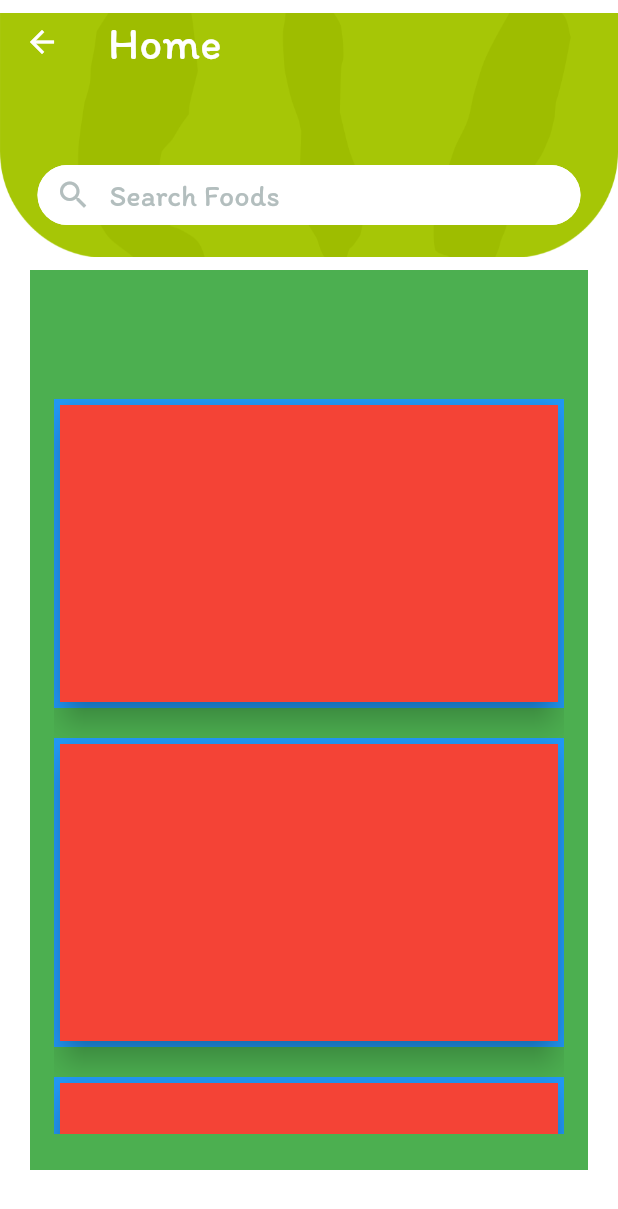
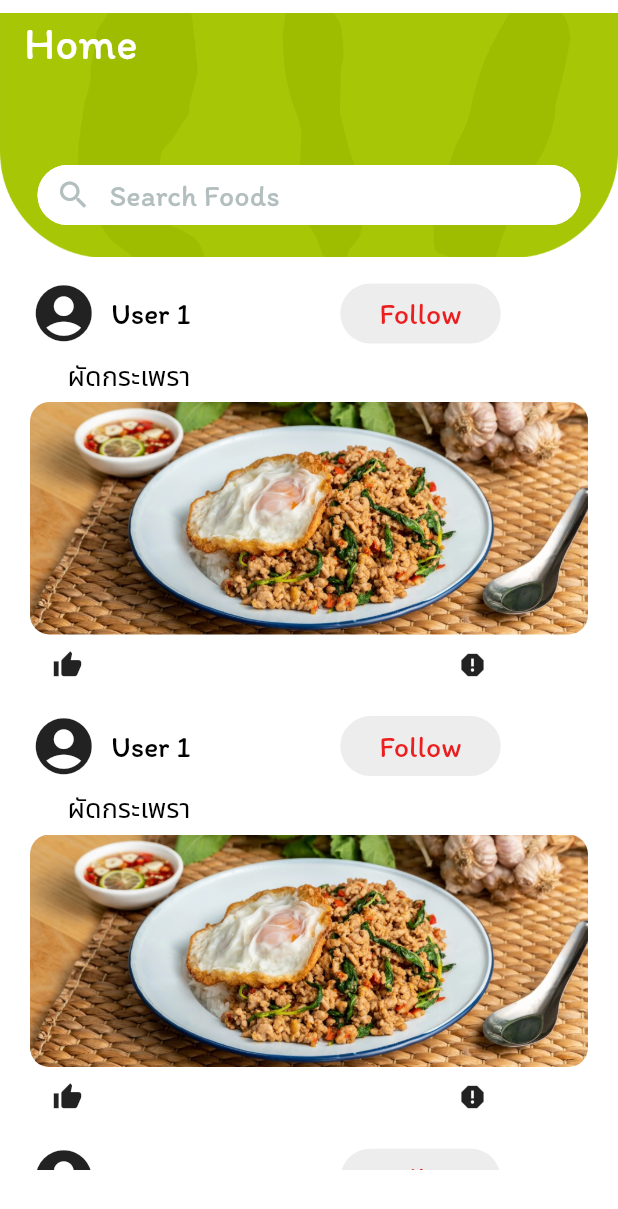
Before and after one commit to CprE-KMUTNB/GinRaiDee, a Flutter app: the homeScreen screen opened directly, on a phone screen of 412 x 824 dp. Shown: the top 1209 px of the screen. Run offline on Flutter 3.47's test engine with Material 2 defaults, Android fonts, the light colour scheme and no system bars; our stand-ins replace drop_shadow, get, google_fonts, ionicons.

Commit message:
homeScreen2

```diff
--- a/Frontend/ginraid/lib/Screens/HomeScreen/homeScreen.dart
+++ b/Frontend/ginraid/lib/Screens/HomeScreen/homeScreen.dart
@@ -2,7 +2,9 @@
 
 import 'package:flutter/material.dart';
 import 'package:drop_shadow/drop_shadow.dart';
+import 'package:flutter/services.dart';
 import 'package:ginraid/Screens/HomeScreen/bgHome1.dart';
+import 'package:ginraid/Screens/HomeScreen/post.dart';
 
 class homeScreen extends StatefulWidget {
   static const routeName = '/';
@@ -50,6 +52,7 @@ class _homeScreenState extends State<homeScreen> {
       body: Stack(
         children: [
           bgHome1().buildBackground(screenWidth, screenHeight),
+
           //search
           Container(
             alignment: Alignment.center,
@@ -92,49 +95,30 @@ class _homeScreenState extends State<homeScreen> {
             ),
           ),
 
-          //post
-          SingleChildScrollView(
-            child: Container(
-              margin: EdgeInsets.only(top: 180, left: 20, right: 20),
-              // color: Colors.amber,
-              height: MediaQuery.of(context).size.height,
-              child: Column(
-                children: <Widget>[
-                  Container(
-                    child: Container(
-                      color: Colors.green,
-                      padding: EdgeInsets.fromLTRB(16, 10, 16, 24),
-                      // (horizontal: 16.0, vertical: 24.0),
-                      height: 600,
-                      child: ListView.builder(
-                        itemCount: 10,
-                        itemBuilder: (context, index) {
-                          return Container(
-                            margin: EdgeInsets.only(top: 20),
-                            color: Colors.blue,
-                            height: MediaQuery.of(context).size.width * 0.5,
-                            child: Card(
-                              color: Colors.deepPurpleAccent,
-                              shape: RoundedRectangleBorder(
-                                borderRadius: BorderRadius.circular(12.0),
-                              ),
-                              elevation: 8,
-                              child: Container(
-                                color: Colors.red,
-                                child: Center(),
-                              ),
-                            ),
-                          );
-                        },
-                      ),
-                    ),
+          //กล่องใหญ่ไว้ใส่ card
+          Container(
+            margin: EdgeInsets.only(top: 180, left: 15, right: 15),
+            height: 600,
+            width: 500,
+            // color: Colors.blueAccent,
+            child: SingleChildScrollView(
+              child: Column(children: <Widget>[
+
+                //1post
+                post(context),
+                post(context),
+                post(context),
+              ]
+
+                  //post
+
                   ),
-                ],
-              ),
             ),
           ),
         ],
       ),
     );
   }
+
+
 }
--- /dev/null
+++ b/Frontend/ginraid/lib/Screens/HomeScreen/post.dart
@@ -0,0 +1,132 @@
+// ignore_for_file: prefer_const_constructors
+
+import 'package:flutter/material.dart';
+import 'package:ginraid/Screens/HomeScreen/homeScreen2.dart';
+
+Container post(BuildContext context) {
+  return Container(
+    padding: EdgeInsets.symmetric(horizontal: 1.0, vertical: 1.0),
+    height: MediaQuery.of(context).size.height * 0.35,
+    width: MediaQuery.of(context).size.width,
+    child: Card(
+      // color: Colors.amber,
+      // ignore: sort_child_properties_last
+      child: Column(
+        children: [
+          Row(
+            children: [
+              //รูปโปร
+              Container(
+                child: Icon(
+                  Icons.account_circle,
+                  size: 45.0,
+                ),
+              ),
+              //ชื่อ
+              Container(
+                child: Text(
+                  '  User 1',
+                  style: TextStyle(
+                    fontSize: 20.0,
+                    fontFamily: "Itim",
+                    color: Colors.black,
+                  ),
+                ),
+              ),
+              SizedBox(width: 100.0),
+
+              //followbut
+              Container(
+                // color: Colors.black,
+                // alignment: Alignment.topRight,
+                // // margin: EdgeInsets.only(top: 30),
+                child: TextButton(
+                  style: TextButton.styleFrom(
+                    shape: RoundedRectangleBorder(
+                      borderRadius: BorderRadius.circular(30),
+                    ),
+                    backgroundColor: Color.fromARGB(255, 237, 237, 237),
+                  ),
+                  onPressed: () {},
+                  child: const Text(
+                    '    Follow    ',
+                    style: TextStyle(
+                      fontSize: 20.0,
+                      fontFamily: "Itim",
+                      color: Color.fromARGB(255, 235, 31, 31),
+                    ),
+                  ),
+                ),
+              ),
+            ],
+          ),
+
+          //namemenu
+          GestureDetector(
+            onTap: () => {
+              Navigator.push(
+                context,
+                MaterialPageRoute(builder: (context) => const homeScreen2()),
+              ),
+            },
+
+            // child: Container(
+            //   child: Container(
+            //   alignment: Alignment.topLeft,
+            //   margin: EdgeInsets.only(left: 25, top: 5),
+            child: Stack(
+              children: [
+                Container(
+                  margin: EdgeInsets.only(left: 25, top: 5),
+                  child: Text(
+                    'ผัดกระเพรา',
+                    style: TextStyle(
+                      fontSize: 18.0,
+                      fontFamily: "NotoSansThai",
+                      color: Colors.black,
+                    ),
+                  ),
+                ),
+                // ],
+
+                //pic
+                Container(
+                  margin: EdgeInsets.only(top: 35),
+                  height: 155,
+                  decoration: BoxDecoration(
+                    image: DecorationImage(
+                        image: AssetImage(
+                          'assets/image/krapow.png',
+                        ),
+                        fit: BoxFit.cover),
+                    borderRadius: BorderRadius.circular(13),
+                  ),
+                ),
+              ],
+            ),
+          ),
+          SizedBox(
+            height: 10,
+          ),
+          Row(
+            // ignore: prefer_const_literals_to_create_immutables
+            children: [
+              SizedBox(width: 15),
+              Icon(
+                Icons.thumb_up,
+                size: 20.0,
+              ),
+              SizedBox(width: 250),
+              Icon(
+                Icons.report,
+                size: 20.0,
+              ),
+            ],
+          )
+        ],
+      ),
+
+      elevation: 0,
+    ),
+  );
+}
--- a/Frontend/ginraid/lib/main.dart
+++ b/Frontend/ginraid/lib/main.dart
@@ -1,5 +1,6 @@
 import 'package:flutter/material.dart';
 import 'package:ginraid/Screens/HomeScreen/homeScreen.dart';
+import 'package:ginraid/Screens/HomeScreen/homeScreen2.dart';
 import 'package:ginraid/Screens/Login/Login_Screen.dart';
 import 'package:ginraid/constant.dart';
 import 'package:google_fonts/google_fonts.dart';
@@ -21,8 +22,8 @@ class MyApp extends StatelessWidget {
           // primaryColor: authenPriColor,
           scaffoldBackgroundColor: Color(0xFFF1F7E7),
         ),
-        home: loginScreen());
+        // home: loginScreen());
         // home: signupScreen());
-        // home: homeScreen());
+        home: homeScreen());
   }
 }
```
Also changed, not shown: Frontend/ginraid/lib/Screens/HomeScreen/bgHome1.dart (+0 -24 lines), Frontend/ginraid/lib/Screens/HomeScreen/bgHome2.dart (+9 -26 lines), Frontend/ginraid/lib/Screens/HomeScreen/homeScreen2.dart (added, +247 -0 lines), Frontend/ginraid/pubspec.yaml (+28 -5 lines), Frontend/ginraid/assets/fonts/Mitr-Bold.ttf (added), Frontend/ginraid/assets/fonts/Mitr-Regular.ttf (added), Frontend/ginraid/assets/fonts/NotoSansThai-VariableFont_wdth,wght.ttf (added), Frontend/ginraid/assets/image/krapow.png (added).
